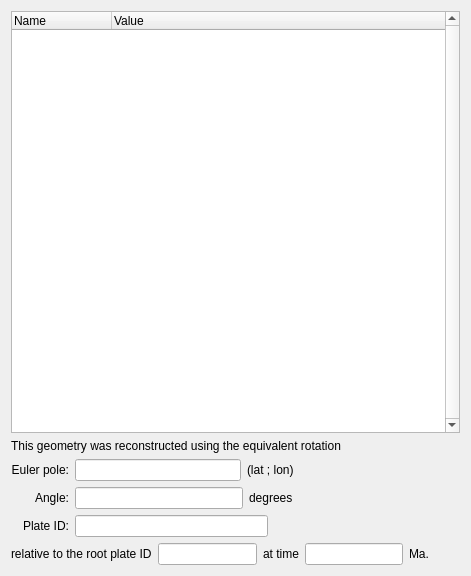
Before: the Qt Designer form src/qt-widgets/QueryFeaturePropertiesWidgetUi.ui in GPlates/GPlates, drawn with Qt 5.
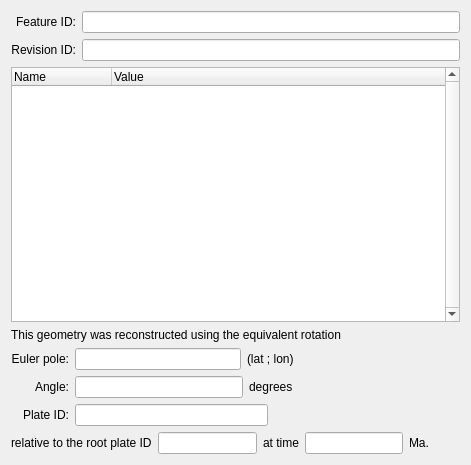
After: the same form once the commit is applied. Icons and pictures are not drawn.

Diff of the .ui file:
```diff
--- a/src/qt-widgets/QueryFeaturePropertiesWidgetUi.ui
+++ b/src/qt-widgets/QueryFeaturePropertiesWidgetUi.ui
@@ -6,7 +6,7 @@
     <x>0</x>
     <y>0</y>
     <width>471</width>
-    <height>576</height>
+    <height>465</height>
    </rect>
   </property>
   <property name="windowTitle" >
@@ -16,6 +16,44 @@
    <iconset resource="../qt-resources/qt_widgets.qrc" >:/info_sign_16.png</iconset>
   </property>
   <layout class="QVBoxLayout" >
+   <item>
+    <layout class="QGridLayout" >
+     <item row="0" column="0" >
+      <widget class="QLabel" name="label_11" >
+       <property name="text" >
+        <string>Feature ID:</string>
+       </property>
+       <property name="alignment" >
+        <set>Qt::AlignRight|Qt::AlignTrailing|Qt::AlignVCenter</set>
+       </property>
+      </widget>
+     </item>
+     <item row="0" column="1" >
+      <widget class="QLineEdit" name="lineedit_feature_id" >
+       <property name="readOnly" >
+        <bool>true</bool>
+       </property>
+      </widget>
+     </item>
+     <item row="1" column="0" >
+      <widget class="QLabel" name="label_10" >
+       <property name="text" >
+        <string>Revision ID:</string>
+       </property>
+       <property name="alignment" >
+        <set>Qt::AlignRight|Qt::AlignTrailing|Qt::AlignVCenter</set>
+       </property>
+      </widget>
+     </item>
+     <item row="1" column="1" >
+      <widget class="QLineEdit" name="lineedit_revision_id" >
+       <property name="readOnly" >
+        <bool>true</bool>
+       </property>
+      </widget>
+     </item>
+    </layout>
+   </item>
    <item>
     <widget class="QTreeWidget" name="tree_widget_Properties" >
      <property name="verticalScrollBarPolicy" >
```
